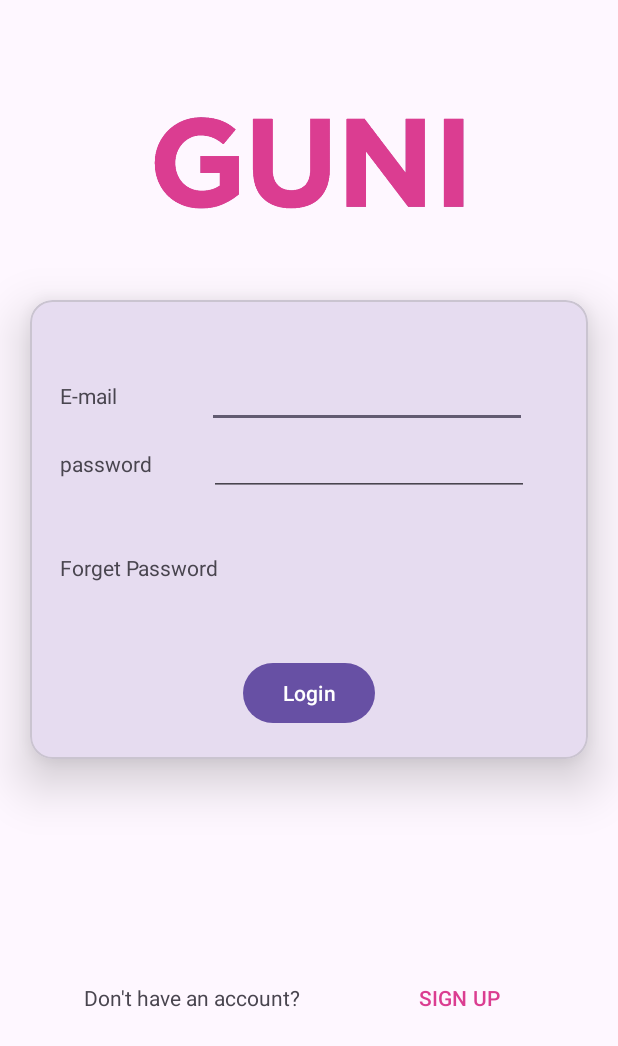
After one commit to MojoSmit07/MAD_Practical-4_21012011052, an Android app: the LoginActivity screen opened directly, with no data from a screen before it, on a phone screen of 412 x 824 dp. The commit adds this screen. Shown: the top 1046 px of the screen. Run offline under Robolectric (Android 15) with nearby library versions, the phone set to English and light mode, and no system bars.

Commit message:
Practical 4

```diff
--- a/app/src/main/AndroidManifest.xml
+++ b/app/src/main/AndroidManifest.xml
@@ -13,6 +13,9 @@
         android:theme="@style/Theme.MAD_Practical4_21012011052"
         tools:targetApi="31">
         <activity
+            android:name=".LoginActivity"
+            android:exported="false" />
+        <activity
             android:name=".RegistrationActivity"
             android:exported="false" />
         <activity
--- /dev/null
+++ b/app/src/main/java/com/example/mad_practical_4_21012011052/LoginActivity.kt
@@ -0,0 +1,11 @@
+package com.example.mad_practical_4_21012011052
+
+import androidx.appcompat.app.AppCompatActivity
+import android.os.Bundle
+
+class LoginActivity : AppCompatActivity() {
+    override fun onCreate(savedInstanceState: Bundle?) {
+        super.onCreate(savedInstanceState)
+        setContentView(R.layout.activity_login)
+    }
+}
--- /dev/null
+++ b/app/src/main/res/layout/activity_login.xml
@@ -0,0 +1,116 @@
+<?xml version="1.0" encoding="utf-8"?>
+<androidx.constraintlayout.widget.ConstraintLayout xmlns:android="http://schemas.android.com/apk/res/android"
+    xmlns:app="http://schemas.android.com/apk/res-auto"
+    xmlns:tools="http://schemas.android.com/tools"
+    android:layout_width="match_parent"
+    android:layout_height="match_parent"
+    tools:context=".MainActivity">
+
+    <ImageView
+        android:id="@+id/imageView"
+        android:layout_width="match_parent"
+        android:layout_height="200dp"
+        app:layout_constraintStart_toStartOf="parent"
+        app:layout_constraintTop_toTopOf="parent"
+        app:srcCompat="@drawable/guni_pink_logo" />
+
+    <com.google.android.material.card.MaterialCardView
+        android:id="@+id/materialCardView"
+        android:layout_width="match_parent"
+        android:layout_height="wrap_content"
+        android:layout_marginHorizontal="20dp"
+        app:cardCornerRadius="15dp"
+        app:cardElevation="20dp"
+        app:layout_constraintStart_toStartOf="parent"
+        app:layout_constraintTop_toBottomOf="@id/imageView">
+
+        <androidx.constraintlayout.widget.ConstraintLayout
+            android:layout_width="match_parent"
+            android:layout_height="match_parent"
+            android:padding="20dp">
+
+
+            <TextView
+                android:id="@+id/textView"
+                android:layout_width="wrap_content"
+                android:layout_height="wrap_content"
+                android:text="E-mail"
+                app:layout_constraintBaseline_toBaselineOf="@+id/editTextTextEmailAddress"
+                app:layout_constraintStart_toStartOf="parent" />
+
+            <EditText
+                android:id="@+id/editTextTextEmailAddress"
+                android:layout_width="wrap_content"
+                android:layout_height="wrap_content"
+                android:layout_marginTop="20dp"
+                android:ems="10"
+                android:inputType="textEmailAddress"
+                app:layout_constraintEnd_toEndOf="parent"
+                app:layout_constraintHorizontal_bias="0.747"
+                app:layout_constraintStart_toEndOf="@+id/textView"
+                app:layout_constraintTop_toTopOf="parent" />
+
+            <TextView
+                android:id="@+id/textView2"
+                android:layout_width="wrap_content"
+                android:layout_height="wrap_content"
+                android:text="password"
+                app:layout_constraintBaseline_toBaselineOf="@+id/editTextTextPassword"
+                app:layout_constraintEnd_toEndOf="@+id/textView"
+                app:layout_constraintHorizontal_bias="0.0"
+                app:layout_constraintStart_toStartOf="@+id/textView" />
+
+            <TextView
+                android:id="@+id/textView3"
+                android:layout_width="wrap_content"
+                android:layout_height="wrap_content"
+                android:layout_marginTop="50dp"
+                android:text="Forget Password"
+                app:layout_constraintStart_toStartOf="parent"
+                app:layout_constraintTop_toBottomOf="@+id/textView2" />
+
+            <EditText
+                android:id="@+id/editTextTextPassword"
+                android:layout_width="wrap_content"
+                android:layout_height="wrap_content"
+                android:ems="10"
+                android:inputType="textPassword"
+                app:layout_constraintEnd_toEndOf="parent"
+                app:layout_constraintHorizontal_bias="0.658"
+                app:layout_constraintStart_toEndOf="@+id/textView2"
+                app:layout_constraintTop_toBottomOf="@+id/editTextTextEmailAddress" />
+
+            <Button
+                android:id="@+id/button"
+                android:layout_width="wrap_content"
+                android:layout_height="wrap_content"
+                android:layout_marginTop="50dp"
+                android:text="Login"
+                app:layout_constraintEnd_toEndOf="parent"
+                app:layout_constraintStart_toStartOf="parent"
+                app:layout_constraintTop_toBottomOf="@+id/textView3" />
+        </androidx.constraintlayout.widget.ConstraintLayout>
+
+    </com.google.android.material.card.MaterialCardView>
+
+    <TextView
+        android:id="@+id/textView4"
+        android:layout_width="wrap_content"
+        android:layout_height="wrap_content"
+        android:layout_marginStart="56dp"
+        android:text="Don't have an account?"
+        app:layout_constraintBaseline_toBaselineOf="@+id/button2"
+        app:layout_constraintStart_toStartOf="parent" />
+
+    <Button
+        android:id="@+id/button2"
+        android:layout_width="wrap_content"
+        android:layout_height="wrap_content"
+        android:background="#00ffffff"
+        android:text="SIGN UP"
+        android:textColor="#DB3D91"
+        app:layout_constraintBottom_toBottomOf="parent"
+        app:layout_constraintEnd_toEndOf="parent"
+        app:layout_constraintStart_toEndOf="@+id/textView4"
+        app:layout_constraintTop_toBottomOf="@+id/materialCardView" />
+</androidx.constraintlayout.widget.ConstraintLayout>
```
Also changed, not shown: app/src/main/java/com/example/mad_practical_4_21012011052/MainActivity.kt (+24 -0 lines), app/src/main/res/layout/activity_main.xml (+24 -104 lines).
